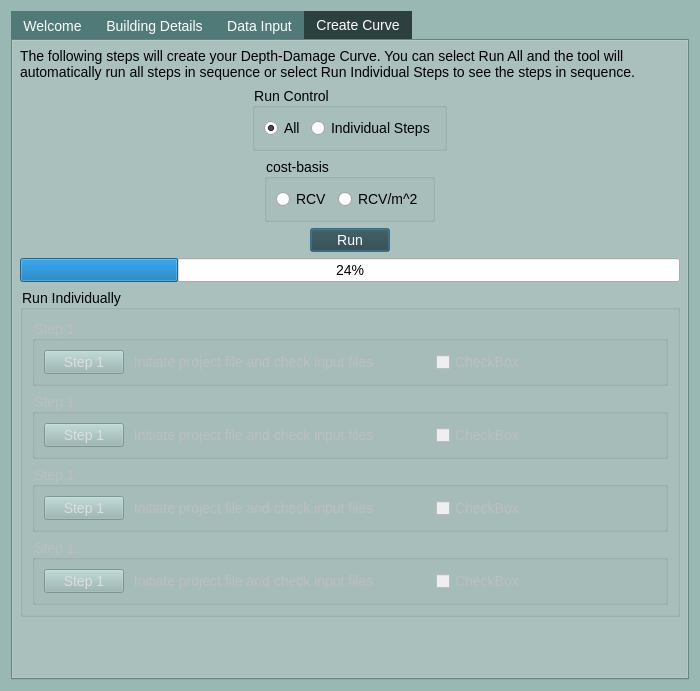
The window that cancurve/cc_dialog.ui (NRCan/CanCurve) describes before a commit, drawn with Qt 5.
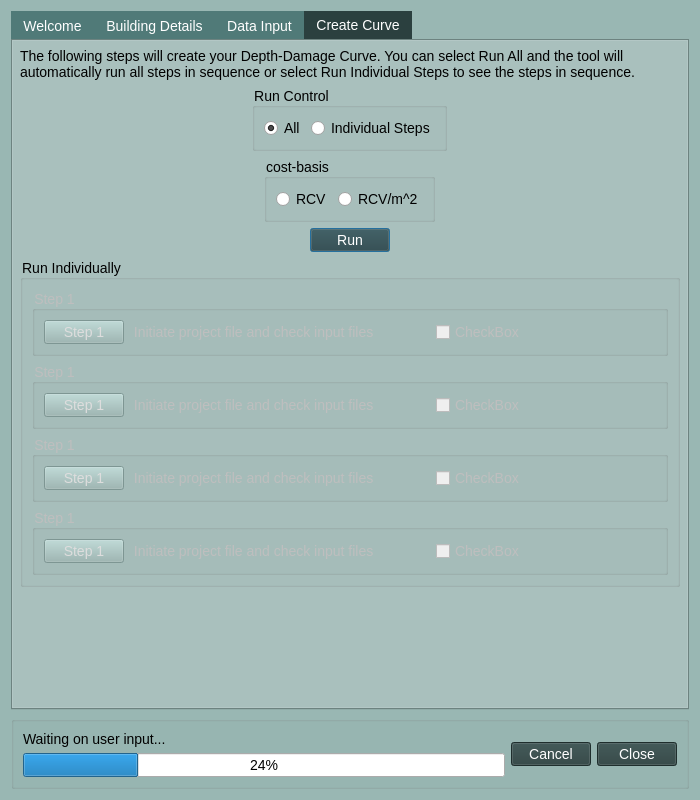
The same window after the commit. The open tabs and pages were chosen to show the change. Icons and pictures are not drawn.

The edit to the form file:
```diff
--- a/cancurve/cc_dialog.ui
+++ b/cancurve/cc_dialog.ui
@@ -7,7 +7,7 @@
     <x>0</x>
     <y>0</y>
     <width>700</width>
-    <height>691</height>
+    <height>800</height>
    </rect>
   </property>
   <property name="palette">
@@ -262,13 +262,6 @@
            </property>
           </widget>
          </item>
-         <item>
-          <widget class="QProgressBar" name="progressBar">
-           <property name="value">
-            <number>24</number>
-           </property>
-          </widget>
-         </item>
          <item>
           <widget class="QGroupBox" name="groupBox_2">
            <property name="title">
@@ -519,6 +512,51 @@
      </widget>
     </widget>
    </item>
+   <item>
+    <widget class="QGroupBox" name="status">
+     <property name="title">
+      <string/>
+     </property>
+     <layout class="QHBoxLayout" name="horizontalLayout_8">
+      <item>
+       <layout class="QVBoxLayout" name="verticalLayout_6">
+        <item>
+         <widget class="QLabel" name="progressText">
+          <property name="text">
+           <string>Waiting on user input...</string>
+          </property>
+         </widget>
+        </item>
+        <item>
+         <widget class="QProgressBar" name="progressBar_2">
+          <property name="value">
+           <number>24</number>
+          </property>
+         </widget>
+        </item>
+       </layout>
+      </item>
+      <item>
+       <layout class="QHBoxLayout" name="horizontalLayout_7">
+        <item>
+         <widget class="QPushButton" name="pushButton_6">
+          <property name="text">
+           <string>Cancel</string>
+          </property>
+         </widget>
+        </item>
+        <item>
+         <widget class="QPushButton" name="pushButton">
+          <property name="text">
+           <string>Close</string>
+          </property>
+         </widget>
+        </item>
+       </layout>
+      </item>
+     </layout>
+    </widget>
+   </item>
   </layout>
  </widget>
  <resources>
```
Left out of the diff: 1 changed line with no effect on the pictures.
